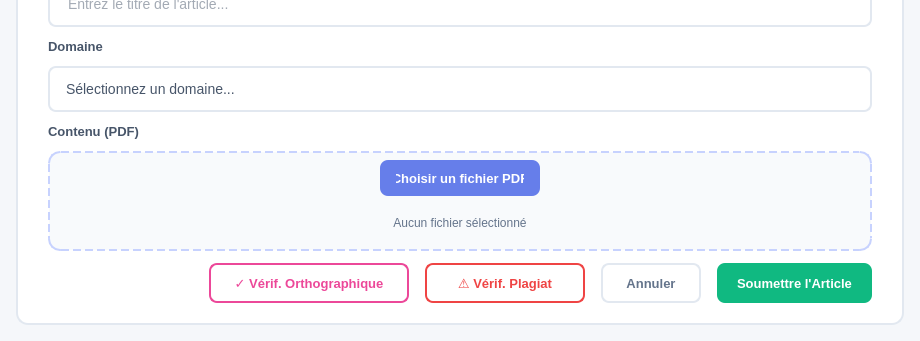
Above: publicationspage.ui from Mohamedrayenouerghui/Smart_Reaseach_Publication_Management before the change; both pictures show x 0 to 920 and y 319 to 660 of the 920 by 660 pixel window. Below: the same form after it.
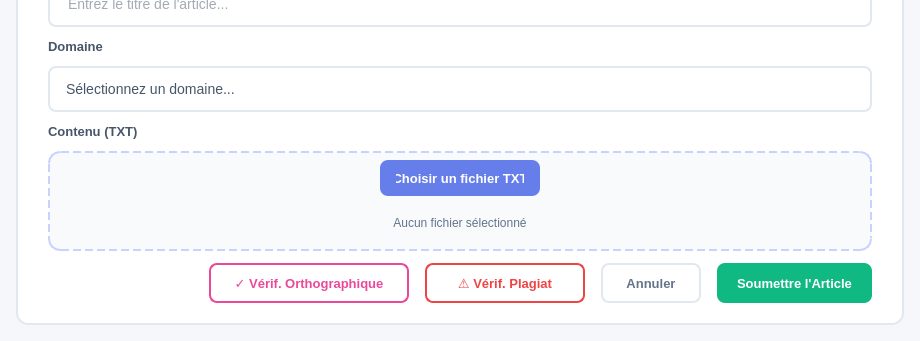
That is the form after the change. The open tabs and pages were chosen to show the change.

What changed in the file:
```diff
--- a/publicationspage.ui
+++ b/publicationspage.ui
@@ -835,7 +835,7 @@
                 <string notr="true">font-size: 13px; font-weight: 600; color: #475569; background: transparent;</string>
                </property>
                <property name="text">
-                <string>Contenu (PDF)</string>
+                <string>Contenu (TXT)</string>
                </property>
               </widget>
              </item>
@@ -894,7 +894,7 @@
 }</string>
                   </property>
                   <property name="text">
-                   <string>Choisir un fichier PDF</string>
+                   <string>Choisir un fichier TXT</string>
                   </property>
                  </widget>
                 </item>
```
Left out of the diff: 8 changed lines with no effect on the pictures.
